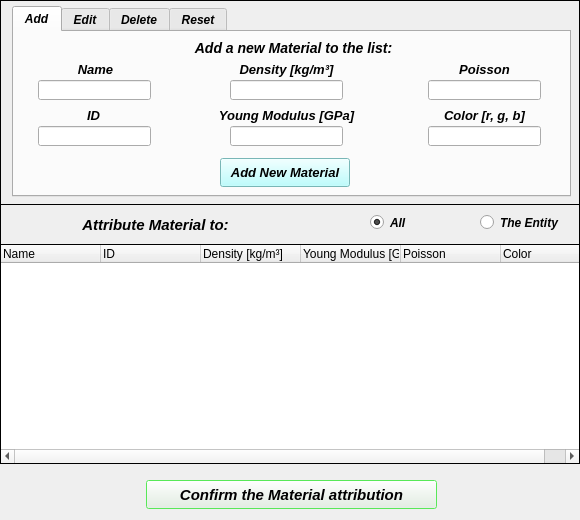
First picture: the form in pulse/uix/user_input/ui/materialInput.ui, repository open-pulse/OpenPulse, before the edit.
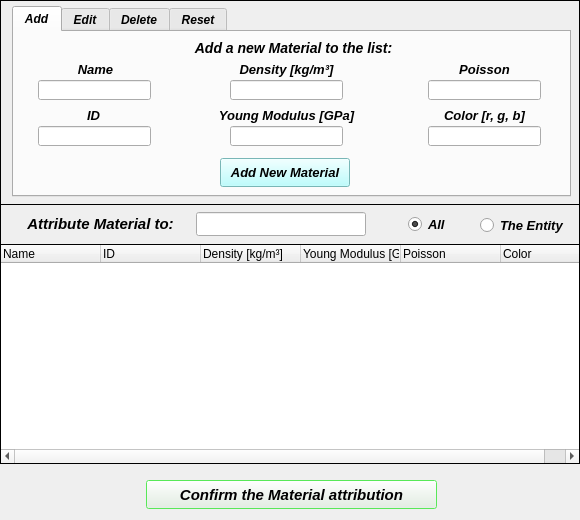
Second picture: the form after the edit. Icons and pictures are not drawn.

Diff of the .ui file:
```diff
--- a/pulse/uix/user_input/ui/materialInput.ui
+++ b/pulse/uix/user_input/ui/materialInput.ui
@@ -99,13 +99,14 @@
       <rect>
        <x>480</x>
        <y>10</y>
-       <width>83</width>
-       <height>17</height>
+       <width>89</width>
+       <height>23</height>
       </rect>
      </property>
      <property name="font">
       <font>
        <family>Arial</family>
+       <pointsize>10</pointsize>
        <weight>75</weight>
        <italic>true</italic>
        <bold>true</bold>
@@ -122,15 +123,16 @@
     <widget class="QRadioButton" name="radioButton_all">
      <property name="geometry">
       <rect>
-       <x>370</x>
+       <x>408</x>
        <y>10</y>
-       <width>49</width>
-       <height>17</height>
+       <width>55</width>
+       <height>21</height>
       </rect>
      </property>
      <property name="font">
       <font>
        <family>Arial</family>
+       <pointsize>10</pointsize>
        <weight>75</weight>
        <italic>true</italic>
        <bold>true</bold>
@@ -147,10 +149,10 @@
     <widget class="QLabel" name="label">
      <property name="geometry">
       <rect>
-       <x>20</x>
-       <y>12</y>
-       <width>271</width>
-       <height>16</height>
+       <x>16</x>
+       <y>10</y>
+       <width>169</width>
+       <height>21</height>
       </rect>
      </property>
      <property name="font">
@@ -168,6 +170,46 @@
       <set>Qt::AlignCenter</set>
      </property>
     </widget>
+    <widget class="QLineEdit" name="lineEdit_selected_ID">
+     <property name="geometry">
+      <rect>
+       <x>196</x>
+       <y>8</y>
+       <width>170</width>
+       <height>24</height>
+      </rect>
+     </property>
+     <property name="minimumSize">
+      <size>
+       <width>170</width>
+       <height>24</height>
+      </size>
+     </property>
+     <property name="maximumSize">
+      <size>
+       <width>170</width>
+       <height>24</height>
+      </size>
+     </property>
+     <property name="font">
+      <font>
+       <family>Arial</family>
+       <pointsize>10</pointsize>
+       <weight>75</weight>
+       <italic>true</italic>
+       <bold>true</bold>
+      </font>
+     </property>
+     <property name="focusPolicy">
+      <enum>Qt::ClickFocus</enum>
+     </property>
+     <property name="text">
+      <string/>
+     </property>
+     <property name="alignment">
+      <set>Qt::AlignCenter</set>
+     </property>
+    </widget>
    </widget>
    <widget class="QTreeWidget" name="treeWidget">
     <property name="geometry">
```
